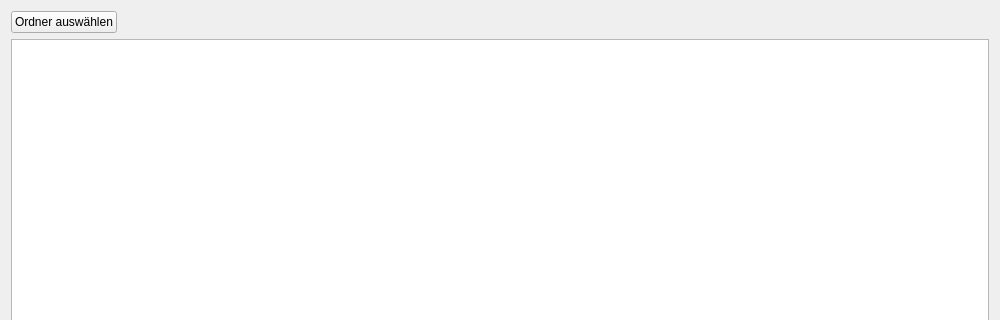
Qt form mainwindow.ui (markusheilig/qtexplorer) before a commit; both pictures show x 0 to 1000 and y 0 to 320 of the 1000 by 800 pixel window.
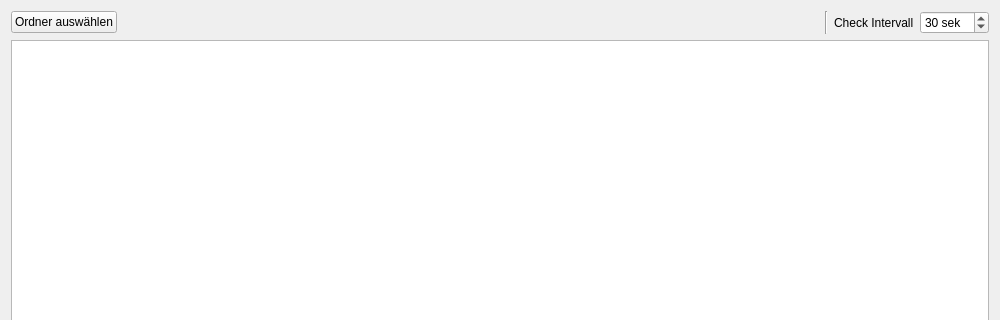
The same form after that commit. Icons and pictures are not drawn.

Commit message: make check interval configurable

```diff
--- a/mainwindow.ui
+++ b/mainwindow.ui
@@ -48,6 +48,42 @@
         </property>
        </spacer>
       </item>
+      <item>
+       <widget class="Line" name="line">
+        <property name="orientation">
+         <enum>Qt::Vertical</enum>
+        </property>
+       </widget>
+      </item>
+      <item>
+       <widget class="QLabel" name="label">
+        <property name="text">
+         <string>Check Intervall</string>
+        </property>
+       </widget>
+      </item>
+      <item>
+       <widget class="QSpinBox" name="timeout">
+        <property name="suffix">
+         <string> sek</string>
+        </property>
+        <property name="prefix">
+         <string/>
+        </property>
+        <property name="minimum">
+         <number>10</number>
+        </property>
+        <property name="maximum">
+         <number>300</number>
+        </property>
+        <property name="singleStep">
+         <number>10</number>
+        </property>
+        <property name="value">
+         <number>30</number>
+        </property>
+       </widget>
+      </item>
      </layout>
     </item>
     <item>
```
The commit also changes 5 other files.
